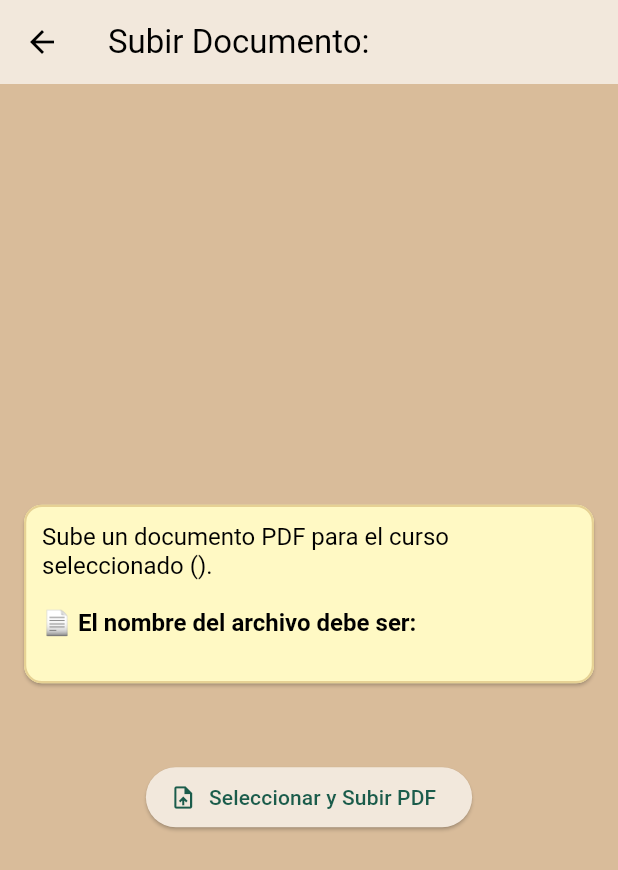
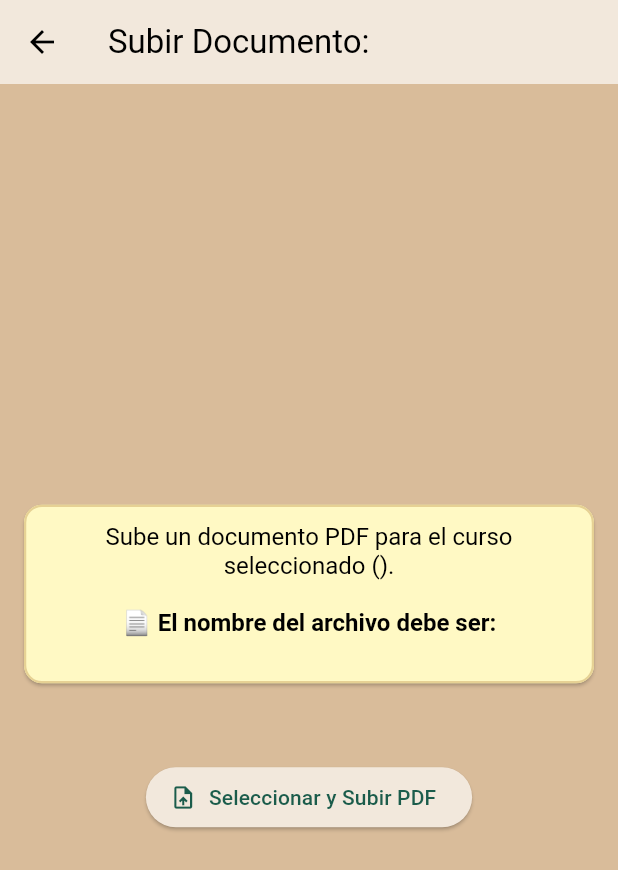
Before and after one commit to javieratoaxaca/PlataformaCNBBBJ, a Flutter app: the CursosNormal screen opened directly with empty values, on a phone screen of 412 x 824 dp. Shown: the top 870 px of the screen. Run offline on Flutter 3.47's test engine with Material 3 defaults, Android fonts, the phone set to English and light mode, and no system bars; our stand-ins replace bloc, cloud_firestore, equatable, file_picker, firebase_auth, firebase_core and 8 more; missing offline and left inert: dart:html, excel, passwordfield; accounts and stored records are empty.

Commit message:
Changes in the size of field 'Nomenclatura'

```diff
--- a/lib/userNormal/pages/cursos_normal.dart
+++ b/lib/userNormal/pages/cursos_normal.dart
@@ -2,6 +2,7 @@ import 'package:flutter/material.dart';
 import 'package:firebase_auth/firebase_auth.dart';
 import 'package:plataformacnbbbjo/dataConst/constand.dart';
 import 'package:plataformacnbbbjo/userNormal/serviceuser/firebase_storage_service.dart';
+import 'package:plataformacnbbbjo/util/responsive.dart';
 
 /// Pantalla donde el usuario puede subir un documento PDF como evidencia
 /// de haber completado un curso o subcurso específico.
@@ -106,9 +107,9 @@ Widget build(BuildContext context) {
               side: const BorderSide(color: pantone872c, width: 1.5),
             ),
             child: Padding(
-              padding: const EdgeInsets.all(12.0),
+              padding:  EdgeInsets.all(12.0),
               child: RichText(
-                textAlign: TextAlign.left,
+                textAlign: TextAlign.center,
                 text: TextSpan(
                   style: const TextStyle(fontSize: 16, color: Colors.black),
                   children: [
@@ -121,12 +122,14 @@ Widget build(BuildContext context) {
                       text: '📄 El nombre del archivo debe ser:\n',
                       style: TextStyle(fontWeight: FontWeight.bold),
                     ),
+
                     TextSpan(
                       text: widget.nomenclatura,
-                      style: const TextStyle(
+                      style: TextStyle(
                         backgroundColor: Color.fromARGB(255, 155, 34, 71),
                         color: light,
                         fontWeight: FontWeight.w500,
+                        fontSize: responsiveFontSize(context, 16)
                       ),
                     ),
                   ],
```
Also changed, not shown: 1 other file.
